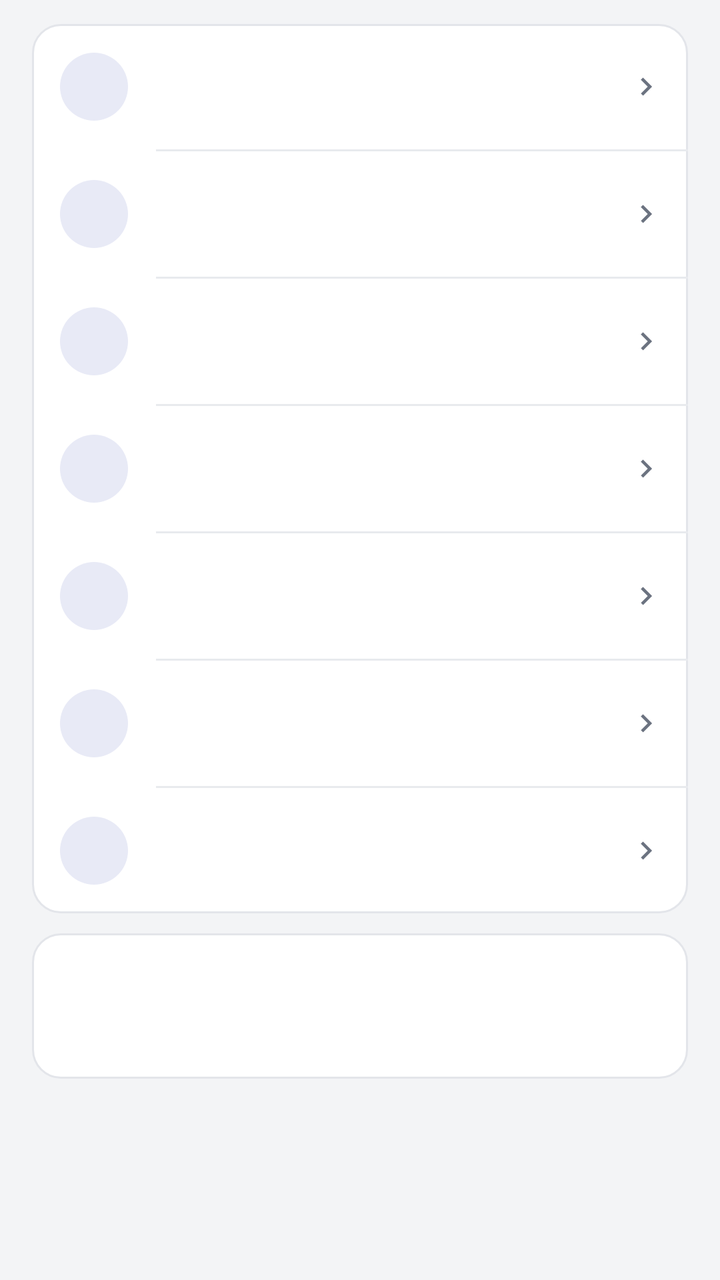
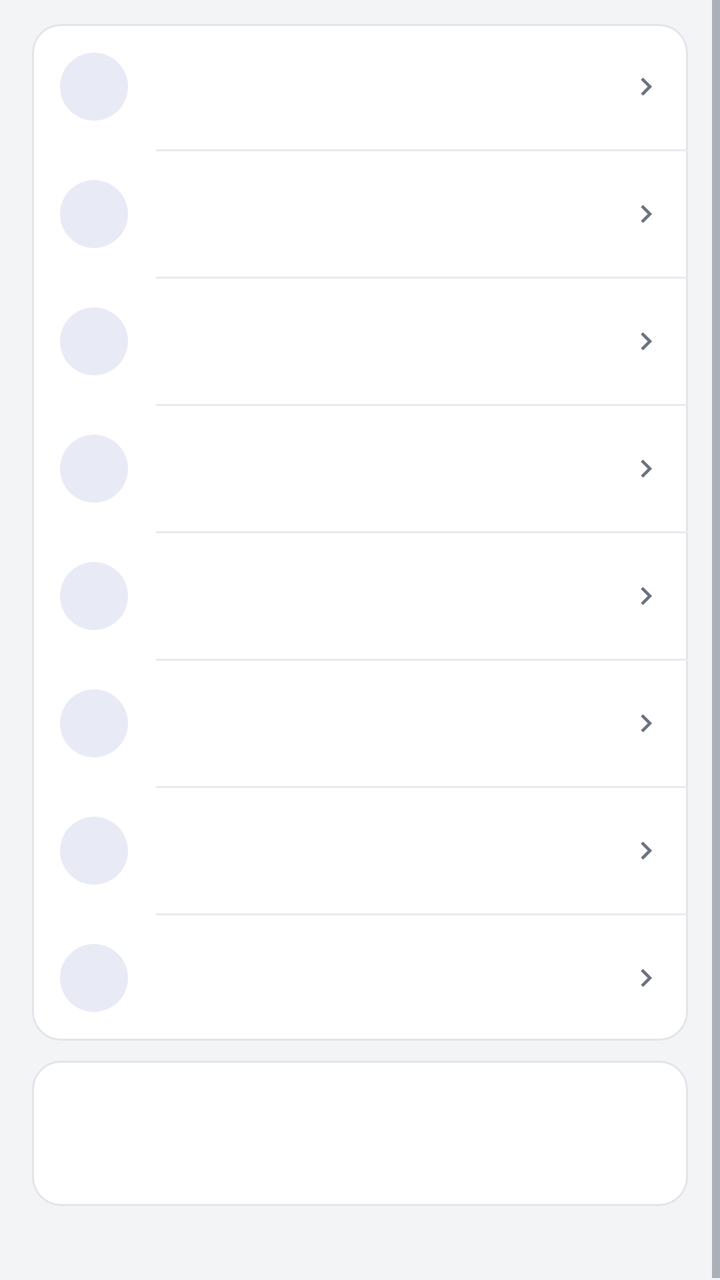

Two renders of the same Android screen: before a commit and after it. Below are the layout's source before the change and the commit's diff.
<!-- AndroidManifest.xml: activity theme AppTheme -->
<!-- res/layout/activity_settings.xml -->
<?xml version="1.0" encoding="utf-8"?>
<ScrollView xmlns:android="http://schemas.android.com/apk/res/android"
    android:id="@+id/root"
    android:layout_width="match_parent"
    android:layout_height="match_parent"
    android:background="@color/bg"
    android:fillViewport="true"
    android:scrollbars="vertical">

    <LinearLayout
        android:layout_width="match_parent"
        android:layout_height="wrap_content"
        android:orientation="vertical">

        <LinearLayout
            android:layout_width="match_parent"
            android:layout_height="wrap_content"
            android:orientation="vertical"
            android:paddingStart="@dimen/page_pad"
            android:paddingEnd="@dimen/page_pad"
            android:paddingTop="12dp"
            android:paddingBottom="14dp">

            
            <LinearLayout
                android:layout_width="match_parent"
                android:layout_height="wrap_content"
                android:orientation="vertical"
                android:background="@drawable/card_bg">

                
                <include
                    android:id="@+id/row_theme"
                    layout="@layout/row_action"
                    android:layout_width="match_parent"
                    android:layout_height="wrap_content" />

                <View
                    android:layout_width="match_parent"
                    android:layout_height="1dp"
                    android:layout_marginStart="62dp"
                    android:background="@color/divider" />

                
                <include
                    android:id="@+id/row_language"
                    layout="@layout/row_action"
                    android:layout_width="match_parent"
                    android:layout_height="wrap_content" />

                <View
                    android:layout_width="match_parent"
                    android:layout_height="1dp"
                    android:layout_marginStart="62dp"
                    android:background="@color/divider" />

                
                <include
                    android:id="@+id/row_lang_pack"
                    layout="@layout/row_action"
                    android:layout_width="match_parent"
                    android:layout_height="wrap_content" />

                <View
                    android:layout_width="match_parent"
                    android:layout_height="1dp"
                    android:layout_marginStart="62dp"
                    android:background="@color/divider" />

                <include
                    android:id="@+id/row_def_slot"
                    layout="@layout/row_action"
                    android:layout_width="match_parent"
                    android:layout_height="wrap_content" />

                <View
                    android:layout_width="match_parent"
                    android:layout_height="1dp"
                    android:layout_marginStart="62dp"
                    android:background="@color/divider" />

                <include
                    android:id="@+id/row_logs"
                    layout="@layout/row_action"
                    android:layout_width="match_parent"
                    android:layout_height="wrap_content" />

                <View
                    android:layout_width="match_parent"
                    android:layout_height="1dp"
                    android:layout_marginStart="62dp"
                    android:background="@color/divider" />

                
                <include
                    android:id="@+id/row_auto_clean"
                    layout="@layout/row_action"
                    android:layout_width="match_parent"
                    android:layout_height="wrap_content" />

                <View
                    android:layout_width="match_parent"
                    android:layout_height="1dp"
                    android:layout_marginStart="62dp"
                    android:background="@color/divider" />

                
                <include
                    android:id="@+id/row_storage"
                    layout="@layout/row_action"
                    android:layout_width="match_parent"
                    android:layout_height="wrap_content" />
            </LinearLayout>

            
            <LinearLayout
                android:layout_width="match_parent"
                android:layout_height="wrap_content"
                android:layout_marginTop="@dimen/card_gap"
                android:orientation="vertical"
                android:background="@drawable/card_bg"
                android:paddingStart="14dp"
                android:paddingEnd="14dp"
                android:paddingTop="14dp"
                android:paddingBottom="14dp">

                <TextView
                        android:id="@+id/tx_about_card_title"
                    android:layout_width="match_parent"
                    android:layout_height="wrap_content"
                    android:textSize="15sp"
                    android:fontFamily="sans-serif-medium"
                    android:textColor="@color/fg" />

                <TextView
                    android:id="@+id/about_text"
                    android:layout_width="match_parent"
                    android:layout_height="wrap_content"
                    android:paddingTop="8dp"
                    android:textSize="12sp"
                    android:lineSpacingExtra="3dp"
                    android:textIsSelectable="true"
                    android:textColor="@color/fg_muted" />
            </LinearLayout>

            
            <include layout="@layout/plugin_section" />
        </LinearLayout>

        
        <View
            android:layout_width="match_parent"
            android:layout_height="@dimen/page_bottom_space" />
    </LinearLayout>
</ScrollView>
<!-- res/layout/row_action.xml (included above) -->
<?xml version="1.0" encoding="utf-8"?>
<LinearLayout xmlns:android="http://schemas.android.com/apk/res/android"
    android:layout_width="match_parent"
    android:layout_height="wrap_content"
    android:orientation="horizontal"
    android:gravity="center_vertical"
    android:background="?android:attr/selectableItemBackground"
    android:clickable="true"
    android:focusable="false"
    android:paddingStart="14dp"
    android:paddingEnd="12dp"
    android:paddingTop="12dp"
    android:paddingBottom="12dp">

    <FrameLayout
        android:layout_width="@dimen/row_icon_box"
        android:layout_height="@dimen/row_icon_box"
        android:background="@drawable/icon_circle">

        <ImageView
            android:id="@+id/act_icon"
            android:layout_width="@dimen/row_icon"
            android:layout_height="@dimen/row_icon"
            android:layout_gravity="center"
            android:tint="@color/accent" />
    </FrameLayout>

    <LinearLayout
        android:layout_width="0dp"
        android:layout_height="wrap_content"
        android:layout_weight="1"
        android:layout_marginStart="14dp"
        android:orientation="vertical">

        <TextView
            android:id="@+id/act_title"
            android:layout_width="match_parent"
            android:layout_height="wrap_content"
            android:singleLine="true"
            android:ellipsize="end"
            android:textSize="15sp"
            android:textColor="@color/fg" />

        <TextView
            android:id="@+id/act_sub"
            android:layout_width="match_parent"
            android:layout_height="wrap_content"
            android:paddingTop="2dp"
            android:textSize="12sp"
            android:textColor="@color/fg_muted" />
    </LinearLayout>

    <ImageView
        android:layout_width="@dimen/row_chevron"
        android:layout_height="@dimen/row_chevron"
        android:layout_marginStart="8dp"
        android:src="@drawable/ic_chevron"
        android:tint="@color/fg_muted" />
</LinearLayout>
<!-- res/layout/plugin_section.xml (included above) -->
<?xml version="1.0" encoding="utf-8"?>
<LinearLayout xmlns:android="http://schemas.android.com/apk/res/android"
    android:id="@+id/plugin_section"
    android:layout_width="match_parent"
    android:layout_height="wrap_content"
    android:layout_marginTop="8dp"
    android:layout_marginBottom="8dp"
    android:background="@drawable/card_bg"
    android:orientation="vertical"
    android:paddingTop="6dp"
    android:paddingBottom="6dp"
    android:visibility="gone">

    <TextView
        android:id="@+id/plugin_section_title"
        android:layout_width="match_parent"
        android:layout_height="wrap_content"
        android:paddingStart="14dp"
        android:paddingEnd="14dp"
        android:paddingTop="6dp"
        android:paddingBottom="2dp"
        android:text="@string/plugin_section_title"
        android:textColor="@color/fg_muted"
        android:textSize="12sp" />

    <LinearLayout
        android:id="@+id/plugin_section_rows"
        android:layout_width="match_parent"
        android:layout_height="wrap_content"
        android:orientation="vertical" />
</LinearLayout>
<!-- resources referenced by this layout -->
<resources>
  <color name="accent">#FF3F51B5</color>
  <color name="bg">#FFF3F4F6</color>
  <color name="divider">#FFE8EAEE</color>
  <color name="fg">#FF1A1C1E</color>
  <color name="fg_muted">#FF6B7280</color>
  <dimen name="card_gap">10dp</dimen>
  <dimen name="page_bottom_space">24dp</dimen>
  <dimen name="page_pad">16dp</dimen>
  <dimen name="row_chevron">18dp</dimen>
  <dimen name="row_icon">22dp</dimen>
  <dimen name="row_icon_box">34dp</dimen>
  <!-- drawable card_bg (drawable) -->
  <?xml version="1.0" encoding="utf-8"?>
  <shape xmlns:android="http://schemas.android.com/apk/res/android"
      android:shape="rectangle">
      <solid android:color="@color/card" />
      <corners android:radius="14dp" />
      <stroke android:width="1dp" android:color="@color/card_stroke" />
  </shape>
  <!-- drawable ic_chevron (drawable) -->
  <?xml version="1.0" encoding="utf-8"?>
  <vector xmlns:android="http://schemas.android.com/apk/res/android"
      android:width="24dp"
      android:height="24dp"
      android:viewportWidth="24"
      android:viewportHeight="24">
      <path
          android:fillColor="@color/icon_tint"
          android:pathData="M10,6L8.59,7.41 13.17,12l-4.58,4.59L10,18l6,-6z" />
  </vector>
  <!-- drawable icon_circle (drawable) -->
  <?xml version="1.0" encoding="utf-8"?>
  <shape xmlns:android="http://schemas.android.com/apk/res/android"
      android:shape="oval">
      <solid android:color="@color/accent_soft" />
  </shape>
  <string name="plugin_section_title">Plug-ins</string>
  <color name="card">#FFFFFFFF</color>
  <color name="card_stroke">#FFE3E5EA</color>
  <color name="icon_tint">#FF5F6368</color>
  <color name="accent_soft">#FFE8EAF6</color>
  <color name="appbar">#FF3F51B5</color>
  <color name="statusbar">#FF303F9F</color>
  <style name="AppBarStyle" parent="android:Widget.Material.ActionBar.Solid">
          <item name="android:background">@color/appbar</item>
          
          <item name="android:elevation">0dp</item>
          
          <item name="android:contentInsetStart">16dp</item>
          <item name="android:titleTextStyle">@style/AppBarTitle</item>
      </style>
  <style name="AppOverflowMenu" parent="@android:style/Widget.Material.PopupMenu.Overflow">
          <item name="android:popupBackground">@drawable/popup_bg</item>
          
          <item name="android:overlapAnchor">false</item>
          <item name="android:dropDownVerticalOffset">4dp</item>
          
          <item name="android:popupElevation">8dp</item>
      </style>
  <style name="AppBarTitle" parent="android:TextAppearance.Material.Widget.ActionBar.Title">
          <item name="android:textColor">@color/on_appbar</item>
          <item name="android:textSize">20sp</item>
          <item name="android:fontFamily">sans-serif-medium</item>
      </style>
  <!-- drawable dlg_bg (drawable) -->
  <?xml version="1.0" encoding="utf-8"?>
  <inset xmlns:android="http://schemas.android.com/apk/res/android"
      android:inset="16dp">
      <shape android:shape="rectangle">
          <solid android:color="@color/card" />
          <corners android:radius="14dp" />
          <stroke android:width="1dp" android:color="@color/card_stroke" />
      </shape>
  </inset>
  <!-- drawable popup_bg (drawable) -->
  <?xml version="1.0" encoding="utf-8"?>
  <shape xmlns:android="http://schemas.android.com/apk/res/android"
      android:shape="rectangle">
      <solid android:color="@color/popup" />
      <corners android:radius="14dp" />
      <stroke android:width="1dp" android:color="@color/popup_stroke" />
  </shape>
  <color name="on_appbar">#FFFFFFFF</color>
  <color name="popup">#FFFFFFFF</color>
  <color name="popup_stroke">#FFD8DCE4</color>
  <!-- unchanged entries left out for length: 2 -->
</resources>

<!-- the commit's change to res/layout/activity_settings.xml (unified diff, before → after) -->
@@ -81,6 +81,19 @@
 
                 <include
                     android:id="@+id/row_logs"
+                    layout="@layout/row_action"
+                    android:layout_width="match_parent"
+                    android:layout_height="wrap_content" />
+
+                <View
+                    android:layout_width="match_parent"
+                    android:layout_height="1dp"
+                    android:layout_marginStart="62dp"
+                    android:background="@color/divider" />
+
+                
+                <include
+                    android:id="@+id/row_trash_keep"
                     layout="@layout/row_action"
                     android:layout_width="match_parent"
                     android:layout_height="wrap_content" />
